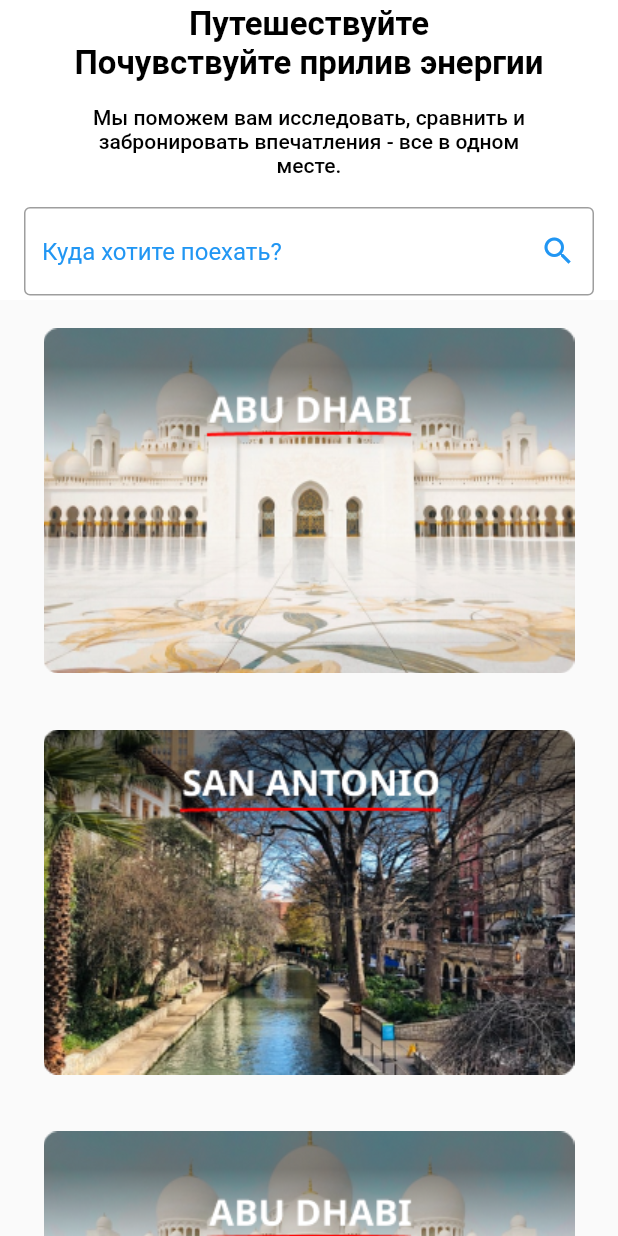
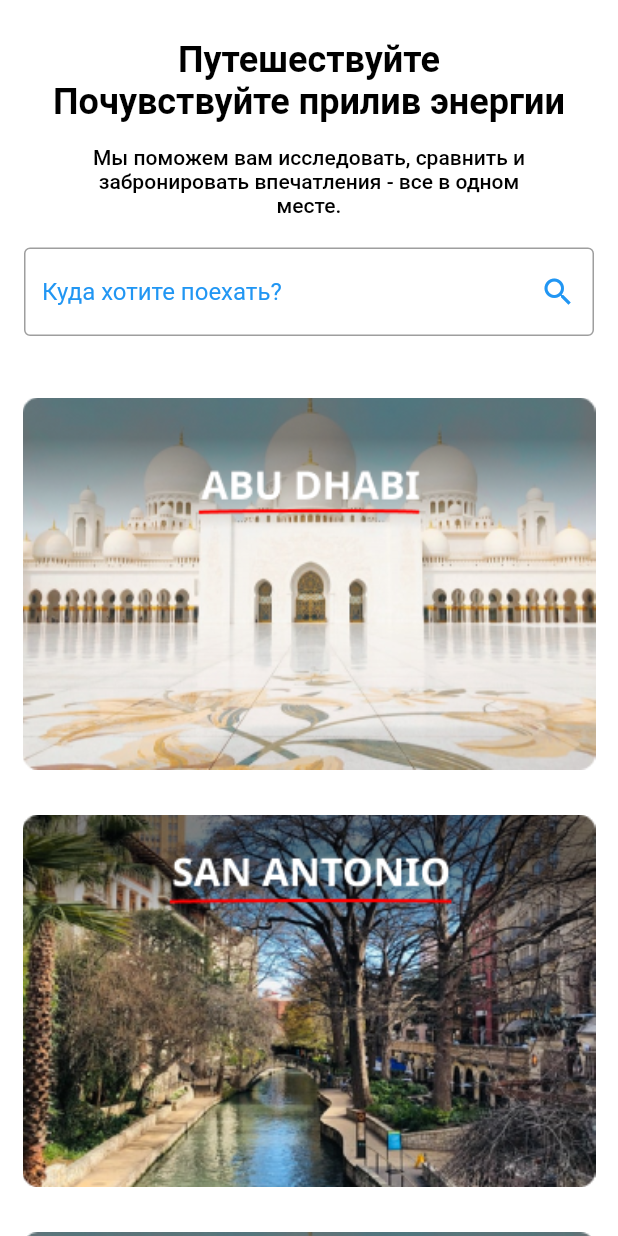
Before and after one commit to MorgueMorg/Neobis-UI-Apps, a Flutter app: the screen it shows after launch, after a tap on "Travel App", on a phone screen of 412 x 824 dp. Run offline on Flutter 3.47's test engine with Material 2 defaults, Android fonts, the light colour scheme and no system bars.

Commit message:
Finished travel_app :dart:

```diff
--- a/lib/apps/travel_app.dart
+++ b/lib/apps/travel_app.dart
@@ -5,32 +5,38 @@ class TravelApp extends StatefulWidget {
   State<TravelApp> createState() => _MyHomePageState();
 }
 
+/* ! По фигме текст уже был в картинках, поэтому я не стал сам верстать, хотя не знаю читерство это или нет. Впрочем и без этого ниче сложного, тупо виджет stack юзануть с текстом и дивайдером/сайзедбоксом
+*/
 class _MyHomePageState extends State<TravelApp> {
   @override
   Widget build(BuildContext context) {
     return MaterialApp(
       home: Scaffold(
+        backgroundColor: Colors.white,
         appBar: AppBar(
-          toolbarHeight: 200,
+          toolbarHeight: 250,
           backgroundColor: Colors.white,
           elevation: 0,
           title: Column(
             children: [
+              // Да, я выбрал самый легкий способ переноса текста
               Text(
                 'Путешествуйте',
                 style: TextStyle(
-                    fontSize: 22,
+                    fontSize: 24,
                     fontWeight: FontWeight.w600,
                     color: Colors.black),
               ),
               Text(
                 'Почувствуйте прилив энергии',
                 style: TextStyle(
-                    fontSize: 22,
+                    fontSize: 24,
                     fontWeight: FontWeight.w600,
                     color: Colors.black),
               ),
-              SizedBox(height: 15,),
+              SizedBox(
+                height: 15,
+              ),
               Text(
                 'Мы поможем вам исследовать, сравнить и',
                 style: TextStyle(fontSize: 14, color: Colors.black),
@@ -54,7 +60,10 @@ class _MyHomePageState extends State<TravelApp> {
                     hintText: 'Куда хотите поехать?',
                     hintStyle: TextStyle(color: Colors.blue),
                     // suffixIconColor: Colors.blue,
-                    suffixIcon: Icon(Icons.search, color: Colors.blue,),
+                    suffixIcon: Icon(
+                      Icons.search,
+                      color: Colors.blue,
+                    ),
                   ),
                 ),
               ),
@@ -65,14 +74,33 @@ class _MyHomePageState extends State<TravelApp> {
         body: Center(
           child: ListView(
             children: [
-              Image(
-                image: AssetImage('assets/travelImages/abudhabi.png'),
+              // Паддинги нужны из за фигмы
+              Padding(
+                padding: EdgeInsets.all(15),
+                child: Image(
+                  image: AssetImage('assets/travelImages/abudhabi.png'),
+                  width: 300,
+                  fit: BoxFit.cover,
+                  // fit: BoxFit.fitWidth,
+                ),
               ),
-              Image(
-                image: AssetImage('assets/travelImages/sanantonio.png'),
+              Padding(
+                padding: EdgeInsets.all(15),
+                child: Image(
+                  image: AssetImage('assets/travelImages/sanantonio.png'),
+                  width: 300,
+                  fit: BoxFit.cover,
+                  // fit: BoxFit.fitWidth,
+                ),
               ),
-              Image(
-                image: AssetImage('assets/travelImages/abudhabi.png'),
+              Padding(
+                padding: EdgeInsets.all(15),
+                child: Image(
+                  image: AssetImage('assets/travelImages/abudhabi.png'),
+                  width: 300,
+                  fit: BoxFit.cover,
+                  // fit: BoxFit.fitWidth,
+                ),
               ),
             ],
           ),
```
